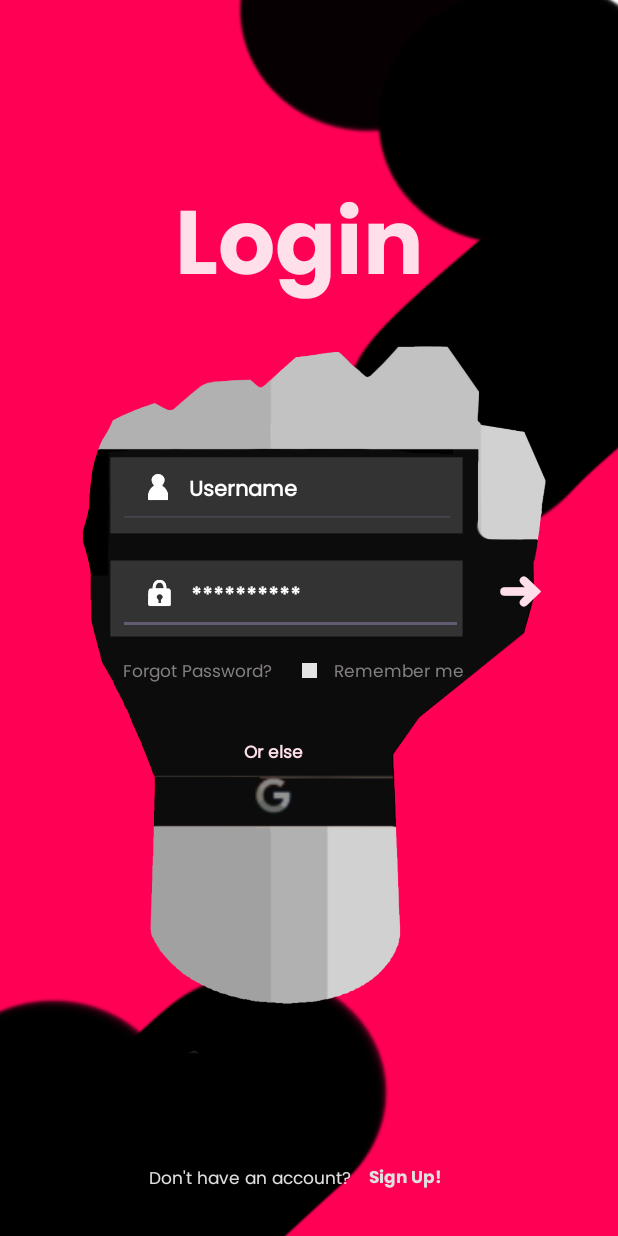
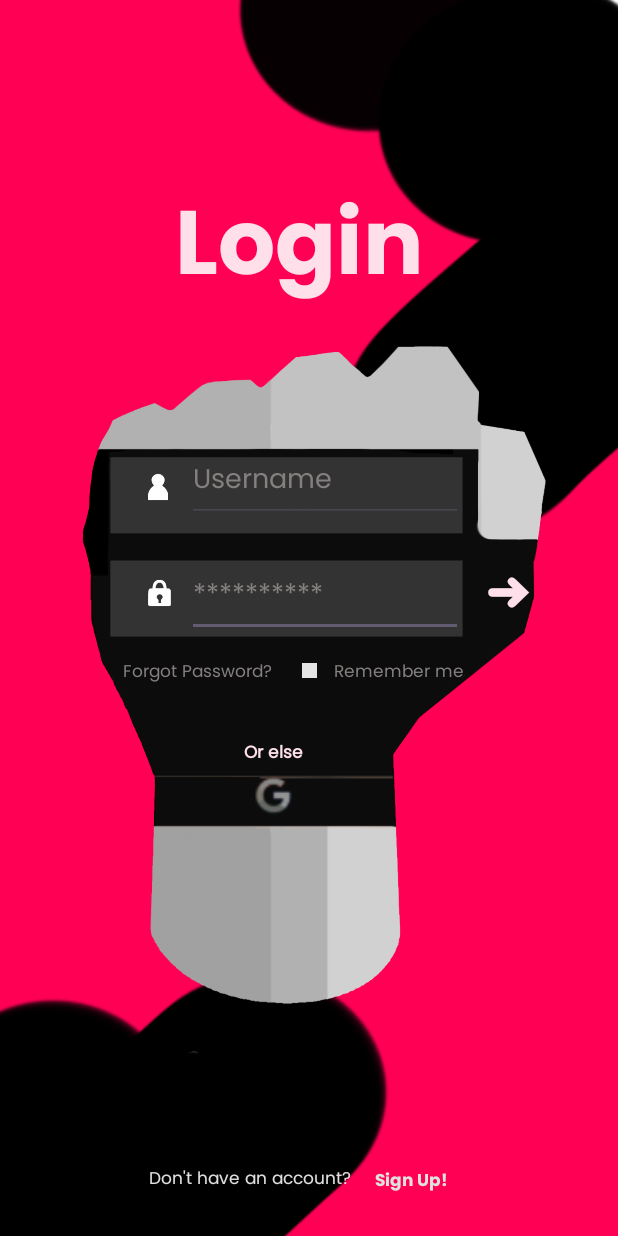
Before and after one commit to Artix67/GetItDoneOrElse, an Android app: the LoginScreen screen opened directly, with no data from a screen before it, on a phone screen of 412 x 824 dp. Run offline under Robolectric (Android 15) with nearby library versions, the phone set to English and light mode, and no system bars; our stand-ins replace Firebase (no records; nobody signed in at launch, a user with empty details on screens opened directly).

Commit message:
Heyooo
ypu

```diff
--- a/app/build.gradle
+++ b/app/build.gradle
@@ -1,5 +1,6 @@
 plugins {
     id 'com.android.application'
+    id 'com.google.gms.google-services'
 }
 
 android {
@@ -41,6 +42,7 @@ dependencies {
     implementation'androidx.navigation:navigation-fragment:2.5.3'
     implementation'androidx.navigation:navigation-ui:2.5.3'
     implementation'androidx.legacy:legacy-support-v4:1.0.0'
+    implementation 'com.google.firebase:firebase-auth:22.3.0'
     testImplementation 'junit:junit:4.13.2'
     androidTestImplementation 'androidx.test.ext:junit:1.1.5'
     androidTestImplementation 'androidx.test.espresso:espresso-core:3.5.1'
--- a/app/src/main/AndroidManifest.xml
+++ b/app/src/main/AndroidManifest.xml
@@ -2,6 +2,7 @@
 <manifest xmlns:android="http://schemas.android.com/apk/res/android"
     xmlns:tools="http://schemas.android.com/tools">
 
+    <uses-permission android:name="android.permission.INTERNET"/>
     <application
         android:allowBackup="true"
         android:dataExtractionRules="@xml/data_extraction_rules"
--- a/app/src/main/java/com/example/getitdoneorelseapplication/login/LoginScreen.java
+++ b/app/src/main/java/com/example/getitdoneorelseapplication/login/LoginScreen.java
@@ -1,24 +1,86 @@
 package com.example.getitdoneorelseapplication.login;
+
+
+import androidx.annotation.NonNull;
+import androidx.appcompat.app.AppCompatActivity;
+import com.example.getitdoneorelseapplication.R;
 
 import android.content.Intent;
 import android.os.Bundle;
+import android.text.TextUtils;
 import android.view.View;
+import android.widget.EditText;
+import android.widget.Toast;
 
-import androidx.appcompat.app.AppCompatActivity;
-import com.example.getitdoneorelseapplication.R;
+import com.google.android.gms.tasks.OnCompleteListener;
+import com.google.android.gms.tasks.Task;
+import com.google.firebase.auth.AuthResult;
+import com.google.firebase.auth.FirebaseAuth;
 
 public class LoginScreen extends AppCompatActivity {
+
+    EditText email;
+    EditText password;
+
+    private FirebaseAuth auth;
+
+
+
 
     @Override
     protected void onCreate(Bundle savedInstanceState) {
         super.onCreate(savedInstanceState);
         setContentView(R.layout.activity_login_screen);
 
+        auth = FirebaseAuth.getInstance();
+
+        email = findViewById(R.id.editText7);
+        password = findViewById(R.id.editText5);
 
     }
 
     public void signIn(View view) {
-        startActivity(new Intent(LoginScreen.this, MainActivityMiki.class));
+
+        String userEmail = email.getText().toString();
+        String userPassword = password.getText().toString();
+
+        if (TextUtils.isEmpty(userEmail)){
+
+            Toast.makeText(this, "Email", Toast.LENGTH_SHORT).show();
+            return;
+
+        }
+        if (TextUtils.isEmpty(userPassword)){
+
+            Toast.makeText(this, "Password", Toast.LENGTH_SHORT).show();
+            return;
+
+        }
+        if (userPassword.length() < 6){
+
+            Toast.makeText(this, "Password too short, minimum of 6 characters. ", Toast.LENGTH_SHORT).show();
+            return;
+        }
+
+        auth.signInWithEmailAndPassword(userEmail, userPassword)
+                        .addOnCompleteListener(LoginScreen.this, new OnCompleteListener<AuthResult>() {
+                            @Override
+                            public void onComplete(@NonNull Task<AuthResult> task) {
+
+                                if (task.isSuccessful()){
+
+                                    Toast.makeText(LoginScreen.this, "Successful Login!", Toast.LENGTH_SHORT).show();
+                                    startActivity(new Intent(LoginScreen.this, MainActivityMiki.class));
+
+                                }else {
+                                    Toast.makeText(LoginScreen.this, "Please check your email or password."+task.getException(), Toast.LENGTH_SHORT).show();
+
+                                }
+
+                            }
+                        });
+
+
 
     }
 
--- a/app/src/main/res/layout/activity_login_screen.xml
+++ b/app/src/main/res/layout/activity_login_screen.xml
@@ -6,6 +6,8 @@
     android:layout_height="match_parent"
     android:background="@drawable/backdroplog"
     tools:context=".LoginScreen">
+
+
 
     <ImageView
         android:id="@+id/imageView"
@@ -41,6 +43,8 @@
         app:layout_constraintVertical_bias="0.39"
         app:srcCompat="@drawable/login_logo" />
 
+
+    <!-- ADD:: android:onClick="signinWgoogle" -->
     <ImageView
         android:id="@+id/imageViewG"
         android:layout_width="381dp"
@@ -106,20 +110,21 @@
 
     <TextView
         android:id="@+id/nextPreView"
-        android:layout_width="40dp"
-        android:layout_height="43dp"
+        android:layout_width="50dp"
+        android:layout_height="53dp"
         android:layout_marginStart="8dp"
         android:fontFamily="@font/poppins"
+        android:onClick="signIn"
         android:text="@string/logarrow"
         android:textColor="@color/offWhite"
         android:textSize="30sp"
         android:textStyle=""
         app:layout_constraintBottom_toBottomOf="parent"
         app:layout_constraintEnd_toEndOf="parent"
-        app:layout_constraintHorizontal_bias="0.89"
+        app:layout_constraintHorizontal_bias="0.892"
         app:layout_constraintStart_toStartOf="parent"
         app:layout_constraintTop_toTopOf="parent"
-        app:layout_constraintVertical_bias="0.475" />
+        app:layout_constraintVertical_bias="0.482" />
 
     <ImageView
         android:id="@+id/imageView3"
@@ -135,20 +140,21 @@
 
     <TextView
         android:id="@+id/signupPreView"
-        android:layout_width="52dp"
-        android:layout_height="18dp"
+        android:layout_width="62dp"
+        android:layout_height="50dp"
         android:layout_marginStart="8dp"
         android:fontFamily="@font/poppins_bold"
+        android:onClick="signUp"
         android:text="@string/to_sign_up"
         android:textColor="@color/fadeWhite"
         android:textSize="11.5sp"
         android:textStyle="bold"
         app:layout_constraintBottom_toBottomOf="parent"
         app:layout_constraintEnd_toEndOf="parent"
-        app:layout_constraintHorizontal_bias="0.676"
+        app:layout_constraintHorizontal_bias="0.708"
         app:layout_constraintStart_toStartOf="parent"
         app:layout_constraintTop_toTopOf="parent"
-        app:layout_constraintVertical_bias="0.963" />
+        app:layout_constraintVertical_bias="1.005" />
 
     <TextView
         android:id="@+id/loginPreView"
@@ -193,7 +199,7 @@
         android:layout_width="wrap_content"
         android:layout_height="wrap_content"
         android:fontFamily="@font/poppins"
-        android:text="@string/username"
+        android:text="@string/blank"
         android:textColor="@color/white"
         android:textSize="14sp"
         android:textStyle="bold"
@@ -205,18 +211,21 @@
         app:layout_constraintVertical_bias="0.394" />
 
     <EditText
-        android:id="@+id/editText7"
-        android:layout_width="230dp"
-        android:layout_height="52dp"
-        android:fontFamily="@font/poppins_bold"
-        android:hint="@string/blank"
-        android:padding="17dp"
+        android:id="@+id/editText5"
+        android:layout_width="184dp"
+        android:layout_height="53dp"
+        android:fontFamily="@font/poppins"
+        android:hint="@string/pass"
+        android:inputType="textPassword"
+        android:padding="4dp"
+        android:textColor="@color/white"
+        android:textColorHint="@color/gray"
         app:layout_constraintBottom_toBottomOf="parent"
         app:layout_constraintEnd_toEndOf="parent"
-        app:layout_constraintHorizontal_bias="0.433"
+        app:layout_constraintHorizontal_bias="0.546"
         app:layout_constraintStart_toStartOf="parent"
         app:layout_constraintTop_toTopOf="parent"
-        app:layout_constraintVertical_bias="0.481"
+        app:layout_constraintVertical_bias="0.482"
         app:layout_constraintWidth_percent=" .8" />
 
     <TextView
@@ -224,7 +233,7 @@
         android:layout_width="wrap_content"
         android:layout_height="wrap_content"
         android:fontFamily="@font/poppins_bold"
-        android:text="@string/pass"
+        android:text="@string/blank"
         android:textColor="@color/white"
         android:textSize="14sp"
         android:textStyle="bold"
@@ -236,18 +245,20 @@
         app:layout_constraintVertical_bias="0.482" />
 
     <EditText
-        android:id="@+id/editText5"
-        android:layout_width="225dp"
+        android:id="@+id/editText7"
+        android:layout_width="184dp"
         android:layout_height="53dp"
         android:fontFamily="@font/poppins"
-        android:hint="@string/blank"
-        android:padding="17dp"
+        android:hint="@string/username"
+        android:padding="4dp"
+        android:textColor="@color/white"
+        android:textColorHint="@color/gray"
         app:layout_constraintBottom_toBottomOf="parent"
         app:layout_constraintEnd_toEndOf="parent"
-        app:layout_constraintHorizontal_bias="0.422"
+        app:layout_constraintHorizontal_bias="0.546"
         app:layout_constraintStart_toStartOf="parent"
         app:layout_constraintTop_toTopOf="parent"
-        app:layout_constraintVertical_bias="0.388"
+        app:layout_constraintVertical_bias="0.382"
         app:layout_constraintWidth_percent=" .8" />
 
 
--- a/app/src/main/res/layout/activity_registration_screen.xml
+++ b/app/src/main/res/layout/activity_registration_screen.xml
@@ -163,6 +163,7 @@
         android:layout_height="wrap_content"
         android:fontFamily="@font/poppins"
         android:hint="@string/blank"
+        android:inputType="textPassword"
         android:padding="17dp"
         app:layout_constraintBottom_toBottomOf="parent"
         app:layout_constraintEnd_toEndOf="parent"
@@ -198,6 +199,7 @@
         android:layout_marginTop="8dp"
         android:fontFamily="@font/poppins"
         android:hint="@string/blank"
+        android:inputType="textPassword"
         android:padding="17dp"
         app:layout_constraintBottom_toBottomOf="parent"
         app:layout_constraintEnd_toEndOf="parent"
--- a/build.gradle
+++ b/build.gradle
@@ -1,4 +1,8 @@
-// Top-level build file where you can add configuration options common to all sub-projects/modules.
+buildscript {
+    dependencies {
+        classpath 'com.google.gms:google-services:4.4.0'
+    }
+}// Top-level build file where you can add configuration options common to all sub-projects/modules.
 plugins {
 id 'com.android.application' version '8.1.2' apply false
 }
```
Also changed, not shown: app/src/main/java/com/example/getitdoneorelseapplication/login/RegistrationScreen.java (+34 -2 lines), 1 other file.
